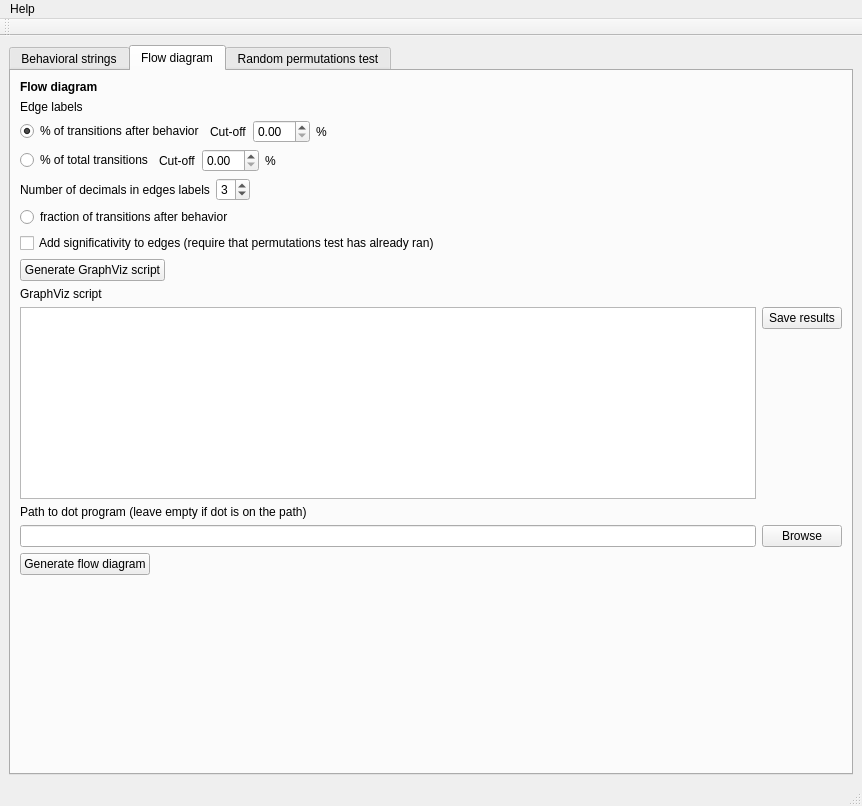
Qt form behatrix.ui (olivierfriard/behatrix) before a commit.
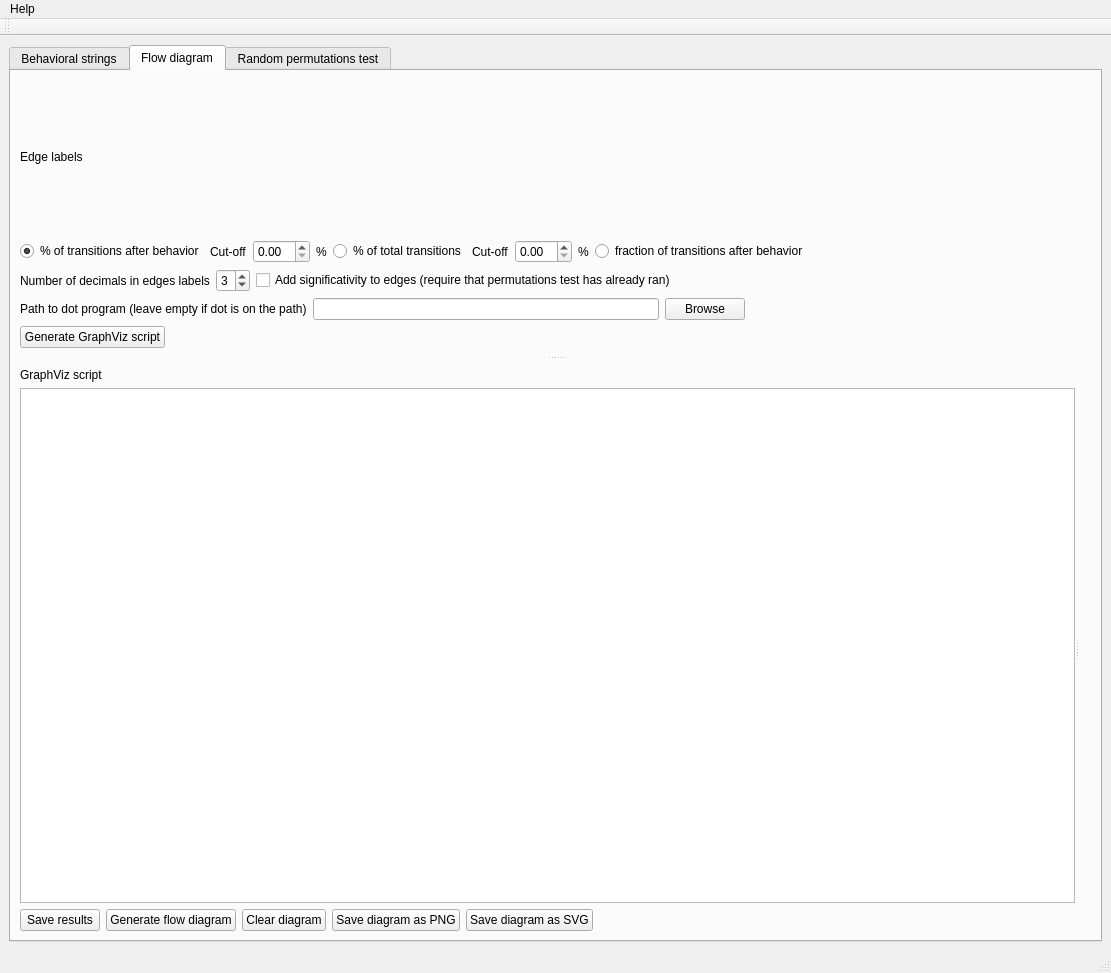
The same form after that commit.

The edit to the form file:
```diff
--- a/behatrix.ui
+++ b/behatrix.ui
@@ -6,8 +6,8 @@
    <rect>
     <x>0</x>
     <y>0</y>
-    <width>862</width>
-    <height>806</height>
+    <width>1111</width>
+    <height>973</height>
    </rect>
   </property>
   <property name="windowTitle">
@@ -189,33 +189,59 @@
          </layout>
         </item>
        </layout>
-       <zorder></zorder>
-       <zorder>label_17</zorder>
-       <zorder>le_behaviors_separator</zorder>
-       <zorder>pb_clear_behavioral_strings</zorder>
-       <zorder>verticalSpacer_4</zorder>
+       <zorder>label_4</zorder>
+       <zorder>label_13</zorder>
+       <zorder>pte_statistics</zorder>
+       <zorder>label_2</zorder>
       </widget>
       <widget class="QWidget" name="tab_flow_diagram">
        <attribute name="title">
         <string>Flow diagram</string>
        </attribute>
+       <layout class="QVBoxLayout" name="verticalLayout_8">
+        <item>
+         <widget class="QSplitter" name="vertical_splitter">
+          <property name="styleSheet">
+           <string notr="true"/>
+          </property>
+          <property name="frameShape">
+           <enum>QFrame::NoFrame</enum>
+          </property>
+          <property name="frameShadow">
+           <enum>QFrame::Plain</enum>
+          </property>
+          <property name="orientation">
+           <enum>Qt::Vertical</enum>
+          </property>
+          <property name="opaqueResize">
+           <bool>true</bool>
+          </property>
+          <property name="handleWidth">
+           <number>20</number>
+          </property>
+          <widget class="QWidget" name="layoutWidget">
        <layout class="QVBoxLayout" name="verticalLayout_5">
-        <item>
-         <widget class="QLabel" name="label_6">
-          <property name="text">
-           <string>&lt;b&gt;Flow diagram&lt;/b&gt;</string>
-          </property>
-         </widget>
-        </item>
         <item>
          <widget class="QLabel" name="label_8">
+              <property name="sizePolicy">
+               <sizepolicy hsizetype="Preferred" vsizetype="Ignored">
+                <horstretch>0</horstretch>
+                <verstretch>0</verstretch>
+               </sizepolicy>
+              </property>
+              <property name="minimumSize">
+               <size>
+                <width>0</width>
+                <height>0</height>
+               </size>
+              </property>
           <property name="text">
            <string>Edge labels</string>
           </property>
          </widget>
         </item>
         <item>
-         <layout class="QHBoxLayout" name="horizontalLayout_9">
+             <layout class="QHBoxLayout" name="horizontalLayout_10">
           <item>
            <widget class="QRadioButton" name="rb_percent_after_behav">
             <property name="text">
@@ -245,25 +271,8 @@
               </property>
              </widget>
             </item>
-            <item>
-             <spacer name="horizontalSpacer_5">
-              <property name="orientation">
-               <enum>Qt::Horizontal</enum>
-              </property>
-              <property name="sizeHint" stdset="0">
-               <size>
-                <width>40</width>
-                <height>20</height>
-               </size>
-              </property>
-             </spacer>
-            </item>
-           </layout>
-          </item>
-         </layout>
-        </item>
-        <item>
-         <layout class="QHBoxLayout" name="horizontalLayout_10">
+               </layout>
+              </item>
           <item>
            <widget class="QRadioButton" name="rb_percent_total_transitions">
             <property name="text">
@@ -290,8 +299,17 @@
               </property>
              </widget>
             </item>
+               </layout>
+              </item>
             <item>
-             <spacer name="horizontalSpacer_7">
+               <widget class="QRadioButton" name="rb_fraction_after_behav">
+                <property name="text">
+                 <string>fraction of transitions after behavior</string>
+                </property>
+               </widget>
+              </item>
+              <item>
+               <spacer name="horizontalSpacer_5">
               <property name="orientation">
                <enum>Qt::Horizontal</enum>
               </property>
@@ -305,8 +323,8 @@
             </item>
            </layout>
           </item>
-         </layout>
-        </item>
+            <item>
+             <layout class="QHBoxLayout" name="horizontalLayout_9">
         <item>
          <layout class="QHBoxLayout" name="horizontalLayout_17">
           <item>
@@ -326,28 +344,8 @@
             </property>
            </widget>
           </item>
-          <item>
-           <spacer name="horizontalSpacer_11">
-            <property name="orientation">
-             <enum>Qt::Horizontal</enum>
-            </property>
-            <property name="sizeHint" stdset="0">
-             <size>
-              <width>40</width>
-              <height>20</height>
-             </size>
-            </property>
-           </spacer>
-          </item>
-         </layout>
-        </item>
-        <item>
-         <widget class="QRadioButton" name="rb_fraction_after_behav">
-          <property name="text">
-           <string>fraction of transitions after behavior</string>
-          </property>
-         </widget>
-        </item>
+               </layout>
+              </item>
         <item>
          <widget class="QCheckBox" name="cb_plot_significativity">
           <property name="text">
@@ -356,6 +354,55 @@
          </widget>
         </item>
         <item>
+               <spacer name="horizontalSpacer_11">
+                <property name="orientation">
+                 <enum>Qt::Horizontal</enum>
+                </property>
+                <property name="sizeHint" stdset="0">
+                 <size>
+                  <width>40</width>
+                  <height>20</height>
+                 </size>
+                </property>
+               </spacer>
+              </item>
+             </layout>
+            </item>
+            <item>
+             <layout class="QHBoxLayout" name="horizontalLayout_14">
+              <item>
+               <widget class="QLabel" name="label_16">
+                <property name="text">
+                 <string>Path to dot program (leave empty if dot is on the path)</string>
+                </property>
+               </widget>
+              </item>
+              <item>
+               <widget class="QLineEdit" name="le_dot_path"/>
+              </item>
+              <item>
+               <widget class="QPushButton" name="pb_browse_dot_path">
+                <property name="text">
+                 <string>Browse</string>
+                </property>
+               </widget>
+              </item>
+              <item>
+               <spacer name="horizontalSpacer_7">
+                <property name="orientation">
+                 <enum>Qt::Horizontal</enum>
+                </property>
+                <property name="sizeHint" stdset="0">
+                 <size>
+                  <width>40</width>
+                  <height>20</height>
+                 </size>
+                </property>
+               </spacer>
+              </item>
+             </layout>
+            </item>
+            <item>
          <layout class="QHBoxLayout" name="horizontalLayout_6">
           <item>
            <widget class="QPushButton" name="pb_graphviz_script">
@@ -379,6 +426,14 @@
           </item>
          </layout>
         </item>
+           </layout>
+          </widget>
+          <widget class="QSplitter" name="horizontal_splitter">
+           <property name="orientation">
+            <enum>Qt::Horizontal</enum>
+           </property>
+           <widget class="QWidget" name="layoutWidget">
+            <layout class="QVBoxLayout" name="verticalLayout_4">
         <item>
          <widget class="QLabel" name="label_14">
           <property name="text">
@@ -387,8 +442,6 @@
          </widget>
         </item>
         <item>
-         <layout class="QHBoxLayout" name="horizontalLayout_13">
-          <item>
            <widget class="QPlainTextEdit" name="pte_gv">
             <property name="font">
              <font>
@@ -398,7 +451,7 @@
            </widget>
           </item>
           <item>
-           <layout class="QVBoxLayout" name="verticalLayout_4">
+              <layout class="QHBoxLayout" name="horizontalLayout_13">
             <item>
              <widget class="QPushButton" name="pb_save_gv">
               <property name="text">
@@ -407,46 +460,6 @@
              </widget>
             </item>
             <item>
-             <spacer name="verticalSpacer_3">
-              <property name="orientation">
-               <enum>Qt::Vertical</enum>
-              </property>
-              <property name="sizeHint" stdset="0">
-               <size>
-                <width>20</width>
-                <height>40</height>
-               </size>
-              </property>
-             </spacer>
-            </item>
-           </layout>
-          </item>
-         </layout>
-        </item>
-        <item>
-         <widget class="QLabel" name="label_16">
-          <property name="text">
-           <string>Path to dot program (leave empty if dot is on the path)</string>
-          </property>
-         </widget>
-        </item>
-        <item>
-         <layout class="QHBoxLayout" name="horizontalLayout_14">
-          <item>
-           <widget class="QLineEdit" name="le_dot_path"/>
-          </item>
-          <item>
-           <widget class="QPushButton" name="pb_browse_dot_path">
-            <property name="text">
-             <string>Browse</string>
-            </property>
-           </widget>
-          </item>
-         </layout>
-        </item>
-        <item>
-         <layout class="QHBoxLayout" name="horizontalLayout_18">
-          <item>
            <widget class="QPushButton" name="pb_flow_diagram">
             <property name="text">
              <string>Generate flow diagram</string>
@@ -454,7 +467,28 @@
            </widget>
           </item>
           <item>
-           <spacer name="horizontalSpacer_9">
+                <widget class="QPushButton" name="pb_clear_diagram">
+                 <property name="text">
+                  <string>Clear diagram</string>
+                 </property>
+                </widget>
+               </item>
+               <item>
+                <widget class="QPushButton" name="pb_save_png">
+                 <property name="text">
+                  <string>Save diagram as PNG</string>
+                 </property>
+                </widget>
+               </item>
+               <item>
+                <widget class="QPushButton" name="pb_save_svg">
+                 <property name="text">
+                  <string>Save diagram as SVG</string>
+                 </property>
+                </widget>
+               </item>
+               <item>
+                <spacer name="horizontalSpacer_12">
             <property name="orientation">
              <enum>Qt::Horizontal</enum>
             </property>
@@ -468,18 +502,21 @@
           </item>
          </layout>
         </item>
-        <item>
-         <spacer name="verticalSpacer">
-          <property name="orientation">
-           <enum>Qt::Vertical</enum>
-          </property>
-          <property name="sizeHint" stdset="0">
+            </layout>
+           </widget>
+           <widget class="QLabel" name="lb_flow_chart">
+            <property name="minimumSize">
            <size>
-            <width>20</width>
-            <height>177</height>
-           </size>
-          </property>
-         </spacer>
+              <width>0</width>
+              <height>100</height>
+             </size>
+            </property>
+            <property name="text">
+             <string/>
+            </property>
+           </widget>
+          </widget>
+         </widget>
         </item>
        </layout>
       </widget>
@@ -488,13 +525,6 @@
         <string>Random permutations test</string>
        </attribute>
        <layout class="QVBoxLayout" name="verticalLayout_6">
-        <item>
-         <widget class="QLabel" name="label_5">
-          <property name="text">
-           <string>&lt;html&gt;&lt;head/&gt;&lt;body&gt;&lt;p&gt;&lt;span style=&quot; font-weight:600;&quot;&gt;Random permutations test&lt;/span&gt;&lt;/p&gt;&lt;/body&gt;&lt;/html&gt;</string>
-          </property>
-         </widget>
-        </item>
         <item>
          <layout class="QHBoxLayout" name="horizontalLayout_2">
           <item>
@@ -697,7 +727,7 @@
     <rect>
      <x>0</x>
      <y>0</y>
-     <width>862</width>
+     <width>1111</width>
      <height>22</height>
     </rect>
    </property>
```
Lines whose indentation alone changed are shown as unchanged.
